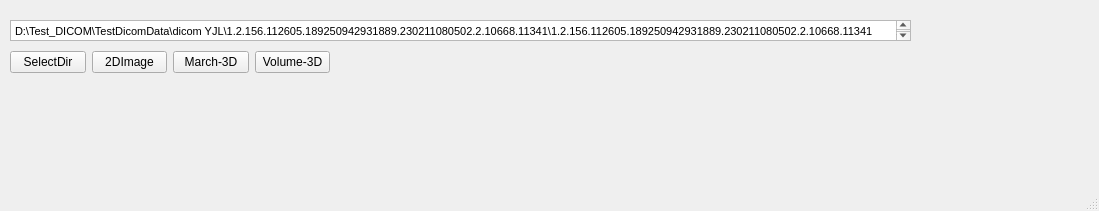
The window that Tools/TestITKImage3D/mainwindow.ui (zyq1569/HealthApp) describes before a commit, drawn with Qt 5.
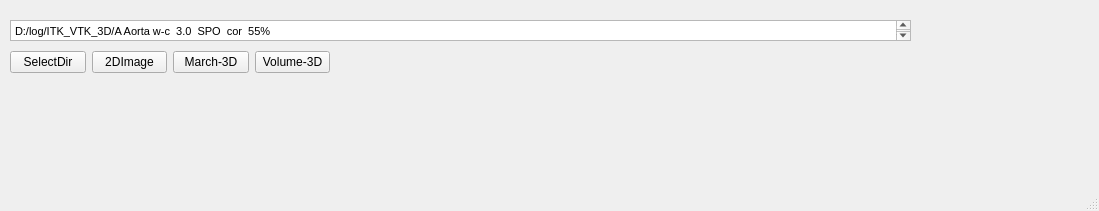
The same window after the commit.

Commit message: fine-tune

```diff
--- a/Tools/TestITKImage3D/mainwindow.ui
+++ b/Tools/TestITKImage3D/mainwindow.ui
@@ -28,7 +28,7 @@
 &lt;html&gt;&lt;head&gt;&lt;meta name=&quot;qrichtext&quot; content=&quot;1&quot; /&gt;&lt;style type=&quot;text/css&quot;&gt;
 p, li { white-space: pre-wrap; }
 &lt;/style&gt;&lt;/head&gt;&lt;body style=&quot; font-family:'MS Shell Dlg 2'; font-size:8.25pt; font-weight:400; font-style:normal;&quot;&gt;
-&lt;p style=&quot; margin-top:0px; margin-bottom:0px; margin-left:0px; margin-right:0px; -qt-block-indent:0; text-indent:0px;&quot;&gt;D:\Test_DICOM\TestDicomData\dicom YJL\1.2.156.112605.189250942931889.230211080502.2.10668.11341\1.2.156.112605.189250942931889.230211080502.2.10668.11341&lt;/p&gt;&lt;/body&gt;&lt;/html&gt;</string>
+&lt;p style=&quot; margin-top:0px; margin-bottom:0px; margin-left:0px; margin-right:0px; -qt-block-indent:0; text-indent:0px;&quot;&gt;&lt;span style=&quot; font-size:8pt;&quot;&gt;D:/log/ITK_VTK_3D/A Aorta w-c  3.0  SPO  cor  55%&lt;/span&gt;&lt;/p&gt;&lt;/body&gt;&lt;/html&gt;</string>
     </property>
    </widget>
    <widget class="QWidget" name="layoutWidget">
```
The commit also changes 2 other files.
